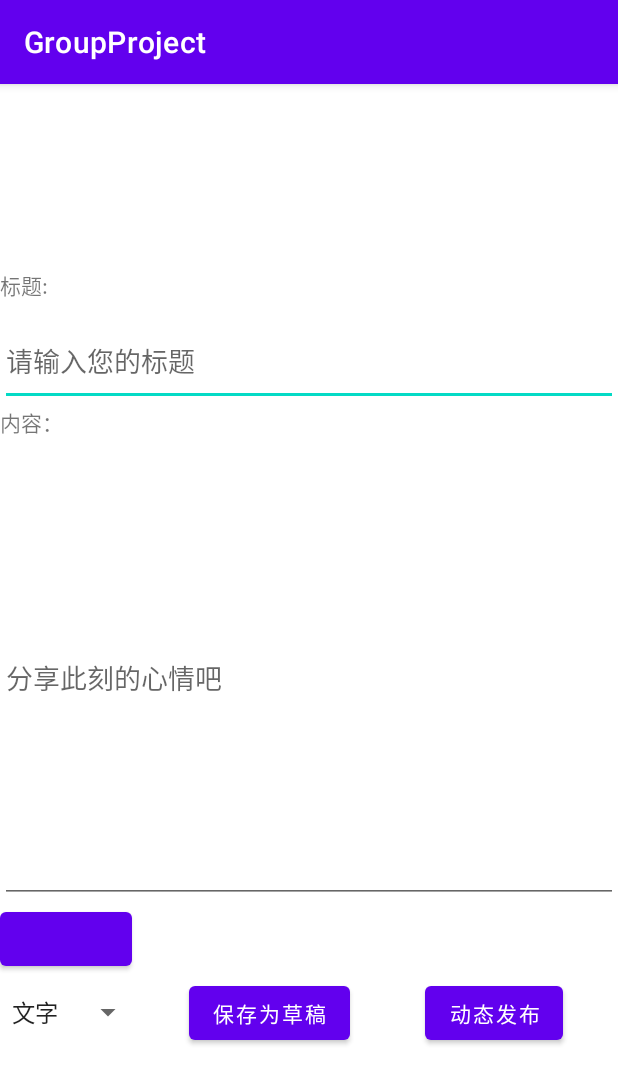
After one commit to Rejuy/GroupProject, an Android app: the itemCreateActivity screen opened directly, with no data from a screen before it, on a phone screen of 412 x 824 dp. The commit adds this screen. Shown: the top 1084 px of the screen. Run offline under Robolectric (Android 15) with nearby library versions, the phone set to English and light mode, and no system bars; 1 statement that could not run was skipped.

Commit message:
create item page

```diff
--- a/app/build.gradle
+++ b/app/build.gradle
@@ -28,10 +28,10 @@ android {
 }
 
 dependencies {
-
     implementation 'androidx.appcompat:appcompat:1.2.0'
     implementation 'com.google.android.material:material:1.3.0'
     implementation 'androidx.constraintlayout:constraintlayout:2.0.4'
+    implementation files('libs\\fastjson-1.1.73.android.jar')
     testImplementation 'junit:junit:4.+'
     androidTestImplementation 'androidx.test.ext:junit:1.1.2'
     androidTestImplementation 'androidx.test.espresso:espresso-core:3.3.0'
--- a/app/src/main/AndroidManifest.xml
+++ b/app/src/main/AndroidManifest.xml
@@ -1,14 +1,19 @@
 <?xml version="1.0" encoding="utf-8"?>
 <manifest xmlns:android="http://schemas.android.com/apk/res/android"
     package="com.example.groupproject">
-
+    <uses-permission android:name="android.permission.WRITE_EXTERNAL_STORAGE"/>
+    <uses-permission android:name="android.permission.READ_EXTERNAL_STORAGE"/>
     <application
+        android:requestLegacyExternalStorage="true"
         android:allowBackup="true"
         android:icon="@mipmap/ic_launcher"
         android:label="@string/app_name"
         android:roundIcon="@mipmap/ic_launcher_round"
         android:supportsRtl="true"
         android:theme="@style/Theme.GroupProject">
+        <activity
+            android:name=".itemCreateActivity"
+            android:exported="true" />
         <activity
             android:name=".MainActivity"
             android:exported="true">
--- a/app/src/main/java/com/example/groupproject/MainActivity.java
+++ b/app/src/main/java/com/example/groupproject/MainActivity.java
@@ -2,12 +2,25 @@ package com.example.groupproject;
 
 import androidx.appcompat.app.AppCompatActivity;
 
+import android.app.Activity;
+import android.content.Intent;
 import android.os.Bundle;
+import android.os.Environment;
+import android.view.View;
+import android.widget.TextView;
+import android.widget.Toast;
+
+import java.io.File;
+import java.io.FileOutputStream;
+import com.alibaba.fastjson.*;
 
 public class MainActivity extends AppCompatActivity {
+    TextView text;
+    int TEXT_REQUEST = 1;
 
     @Override
     protected void onCreate(Bundle savedInstanceState) {
+        Activity that =this;
         super.onCreate(savedInstanceState);
         setContentView(R.layout.activity_main);
 
@@ -17,6 +30,15 @@ public class MainActivity extends AppCompatActivity {
 
         // Try github
         System.out.println("testtesttest");
+        text = findViewById(R.id.test_text);
+        text.setOnClickListener(new View.OnClickListener() {
+            @Override
+            public void onClick(View v) {
+                Intent intent = new Intent(that,itemCreateActivity.class);
+                startActivityForResult(intent,TEXT_REQUEST);
+            }
+        });
+    }
 
-    }
+
 }
--- /dev/null
+++ b/app/src/main/java/com/example/groupproject/itemCreateActivity.java
@@ -0,0 +1,113 @@
+package com.example.groupproject;
+
+import android.Manifest;
+import android.content.Context;
+import android.content.pm.PackageManager;
+import android.os.Bundle;
+import android.os.Environment;
+import android.view.View;
+import android.widget.AdapterView;
+import android.widget.Spinner;
+import android.widget.Toast;
+
+import androidx.appcompat.app.AppCompatActivity;
+import androidx.core.app.ActivityCompat;
+import androidx.core.content.ContextCompat;
+
+
+import com.alibaba.fastjson.JSON;
+
+import java.io.File;
+import java.io.FileOutputStream;
+
+
+
+public class itemCreateActivity extends AppCompatActivity {
+    @Override
+    protected void onCreate(Bundle savedInstanceState) {
+        super.onCreate(savedInstanceState);
+        setContentView(R.layout.activity_item_create);
+        test();
+        writeSDcard("lalala");
+        Spinner type_spin = findViewById(R.id.item_types);
+        type_spin.setSelection(0);
+        type_spin.setOnItemClickListener(new AdapterView.OnItemClickListener() {
+            @Override
+            public void onItemClick(AdapterView<?> parent, View view, int position, long id) {
+                if(position == 0){
+
+                }else if(position == 1){
+
+                }else  if(position ==2){
+
+                }else if(position ==3){
+
+                }
+            }
+
+            public void onNothingSelected(AdapterView<?> parent) {
+                // TODO
+            }
+        });
+    }
+
+    private void writeSDcard(String str) {
+        try {
+            // 推断是否存在SD卡
+            if (Environment.getExternalStorageState().equals(
+                    Environment.MEDIA_MOUNTED)) {
+                // 获取SD卡的文件夹
+                String sdDire = getExternalFilesDir(null).getPath();
+                File testFile = new File(sdDire,"test.txt");
+                FileOutputStream outFileStream = new FileOutputStream(testFile);
+                outFileStream.write(str.getBytes());
+                outFileStream.close();
+                System.out.println("test.txt ok");
+            }
+        } catch (Exception e) {
+            e.printStackTrace();
+        }
+    }
+    private void test(){
+        item_unfinished it1 = new item_unfinished();
+        String item_str= JSON.toJSONString(it1);
+        System.out.println(item_str);
+    }
+    public class item_unfinished{
+        private String title = "unset";
+        private String content= "unset";
+        private  int type = 0;//默认为纯文本
+        private String loc= "unset";
+        private String filename= "unset";
+        public void setTitle(String str){
+            this.title=str;
+        }
+        public void setContent(String str){
+            this.content=str;
+        }
+        public void setType(int type){
+            this.type=type;
+        }
+        public void setLoc(String str){
+            this.loc=str;
+        }
+        public void setFilename(String str){
+            this.filename=str;
+        }
+        public String getTitle(){
+            return  this.title;
+        }
+        public String getContent(){
+            return this.content;
+        }
+        public String getLoc(){
+            return this.loc;
+        }
+        public int getType(){
+            return this.type;
+        }
+        public String getFilename(){
+            return this.filename;
+        }
+    }
+}
--- /dev/null
+++ b/app/src/main/res/layout/activity_item_create.xml
@@ -0,0 +1,80 @@
+<?xml version="1.0" encoding="utf-8"?>
+<LinearLayout xmlns:android="http://schemas.android.com/apk/res/android"
+    xmlns:app="http://schemas.android.com/apk/res-auto"
+    xmlns:tools="http://schemas.android.com/tools"
+    android:layout_width="match_parent"
+    android:layout_height="match_parent"
+    tools:context=".itemCreateActivity"
+    android:gravity="center_vertical"
+    android:orientation="vertical">
+
+    <LinearLayout
+        android:layout_width="match_parent"
+        android:layout_height="wrap_content"
+        android:orientation="vertical">
+        <TextView
+            android:layout_width="wrap_content"
+            android:layout_height="wrap_content"
+            android:text="标题:"/>
+        <EditText
+            android:id="@+id/title_input"
+            android:layout_width="match_parent"
+            android:layout_height="60dp"
+            android:hint="请输入您的标题"
+            android:inputType="text"
+            android:maxLines="1"
+            tools:ignore="TextContrastCheck"
+            android:layout_marginTop="10dp"/>
+        <TextView
+            android:layout_width="wrap_content"
+            android:layout_height="wrap_content"
+            android:text="内容："/>
+        <EditText
+            android:id="@+id/content_input"
+            android:layout_width="match_parent"
+            android:layout_height="300dp"
+            android:inputType="text"
+            android:hint="分享此刻的心情吧"
+            android:layout_marginTop="10dp"
+            />
+
+    </LinearLayout>
+
+    <LinearLayout
+        android:layout_width="match_parent"
+        android:layout_height="wrap_content">
+        <Button
+            android:layout_width="wrap_content"
+            android:layout_height="wrap_content"/>
+
+    </LinearLayout>
+
+    <LinearLayout
+        android:layout_width="match_parent"
+        android:layout_height="wrap_content"
+        android:orientation="horizontal">
+        <Spinner
+            android:id="@+id/item_types"
+            android:layout_width="wrap_content"
+            android:layout_height="50dp"
+            android:entries="@array/item_types"/>
+        <Button
+            android:id="@+id/save_button"
+            android:text="保存为草稿"
+            android:layout_width="wrap_content"
+            android:layout_height="wrap_content"
+            android:layout_marginLeft="30dp"
+            android:layout_marginRight="40dp"
+            />
+        <Button
+            android:id="@+id/send_button"
+            android:text="动态发布"
+            android:layout_width="wrap_content"
+            android:layout_height="wrap_content"
+            android:layout_marginRight="30dp"
+            android:layout_marginLeft="10dp"
+            />
+    </LinearLayout>
+
+
+</LinearLayout>
--- a/app/src/main/res/layout/activity_main.xml
+++ b/app/src/main/res/layout/activity_main.xml
@@ -7,6 +7,7 @@
     tools:context=".MainActivity">
 
     <TextView
+        android:id="@+id/test_text"
         android:layout_width="wrap_content"
         android:layout_height="wrap_content"
         android:text="Hello World!"
--- /dev/null
+++ b/app/src/main/res/values/item_type.xml
@@ -0,0 +1,9 @@
+<?xml version="1.0" encoding="utf-8"?>
+<resources>
+    <string-array name="item_types">
+        <item>文字</item>
+        <item>图片</item>
+        <item>语音</item>
+        <item>视频</item>
+    </string-array>
+</resources>
```
Also changed, not shown: app/libs/fastjson-1.1.73.android.jar (added).
